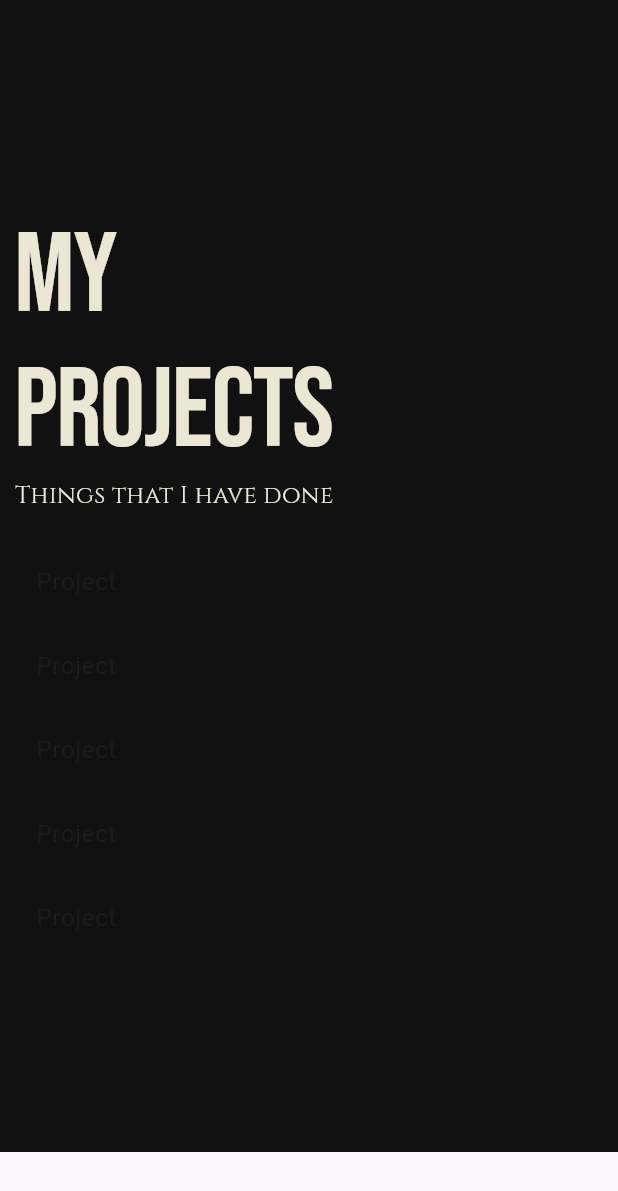
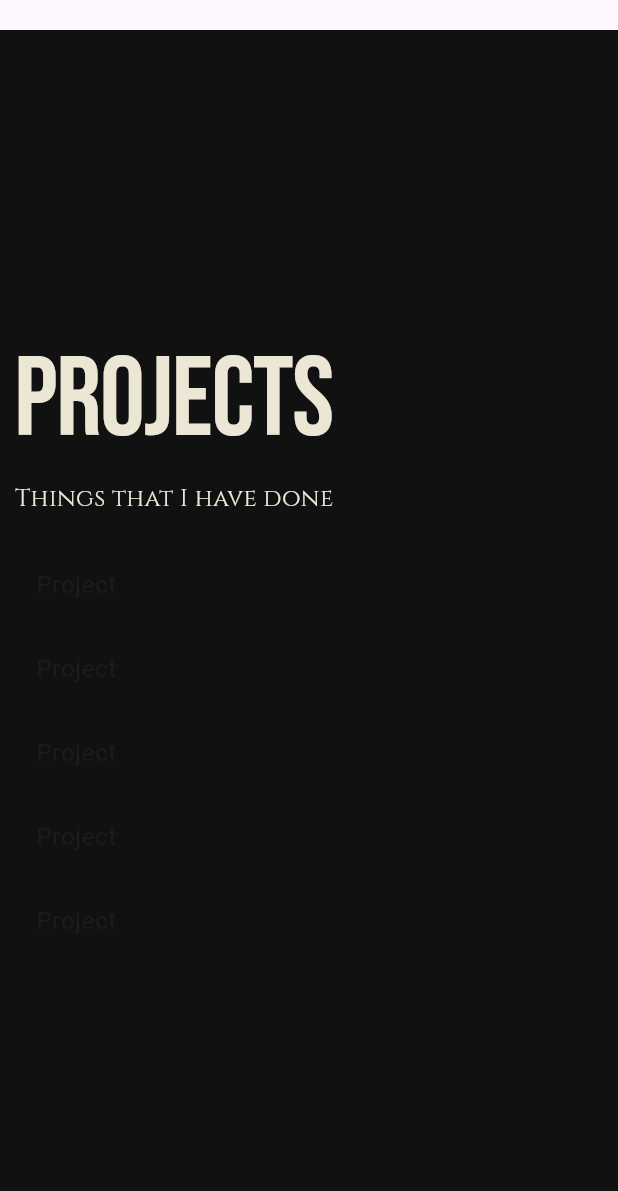
Before and after one commit to LavenderBridge/portfolio_flutter, a Flutter app: the MobilePageThree widget shown alone on an empty page, opened directly, on a phone screen of 412 x 824 dp. Shown: the top 1191 px of the screen. Run offline on Flutter 3.47's test engine with Material 3 defaults, Android fonts, the phone set to English and light mode, and no system bars; our stand-ins replace google_fonts.

Commit message:
Fixed mobile layout font spacing issue

```diff
--- a/lib/MobileView/MobilePageOne.dart
+++ b/lib/MobileView/MobilePageOne.dart
@@ -31,9 +31,10 @@ class MobilePageOne extends StatelessWidget {
                 ),
                 Text(
                   "I BUILD THINGS",
+                  textAlign: TextAlign.center,
                   style: GoogleFonts.bebasNeue(
                     color: primaryTextColor,
-                    fontSize: 100,
+                    fontSize: 60,
                     letterSpacing: -1,
                   ),
                 ),
--- a/lib/MobileView/MobilePageThree.dart
+++ b/lib/MobileView/MobilePageThree.dart
@@ -17,11 +17,12 @@ class MobilePageThree extends StatelessWidget {
   @override
   Widget build(BuildContext context) {
     return Container(
+      margin: EdgeInsets.only(top: 20),
       decoration: BoxDecoration(
         color: primaryBackgroundColor,
       ),
       key: globalKey,
-      height: MediaQuery.of(context).size.height - (MediaQuery.of(context).padding.top + kToolbarHeight),
+      // height: MediaQuery.of(context).size.height - (MediaQuery.of(context).padding.top + kToolbarHeight),
       width: MediaQuery.of(context).size.width,
       child: Column(
         crossAxisAlignment: CrossAxisAlignment.start,
@@ -40,12 +41,12 @@ class MobilePageThree extends StatelessWidget {
                   Padding(
                     padding: const EdgeInsets.only(top: 10.0),
                     child: Text(
-                      "My Projects",
+                      "Projects",
                       style: GoogleFonts.bebasNeue(
                           color: primaryTextColor,
                           fontSize: 75,
                           letterSpacing: -1,
-                          height: 0
+                          // height: 0
                           // fontWeight: FontWeight.w100
                           ),
                     ),
```
Also changed, not shown: lib/MobileView/MobilePageTwo.dart (+6 -5 lines).
